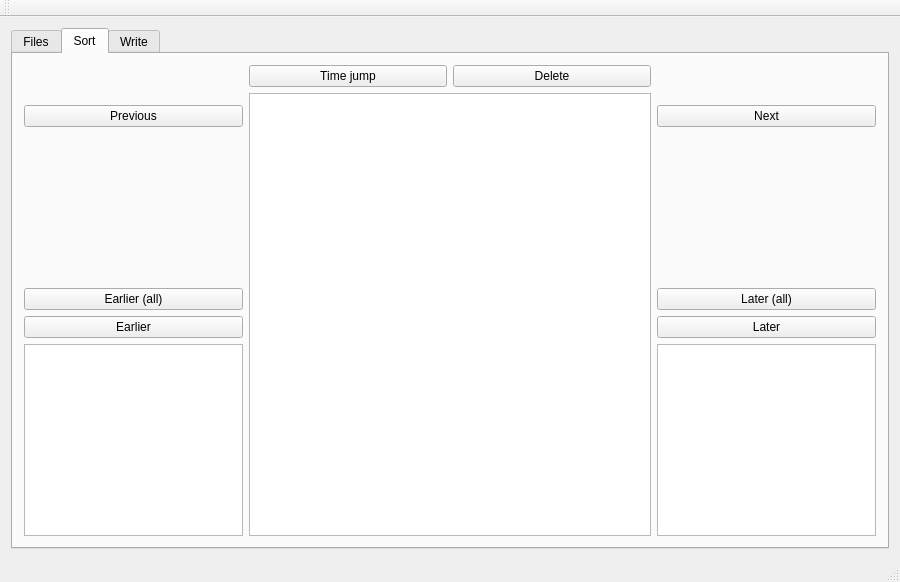
Before: the Qt Designer form src/mainwindow.ui in tdegeus/chroto, drawn with Qt 5.
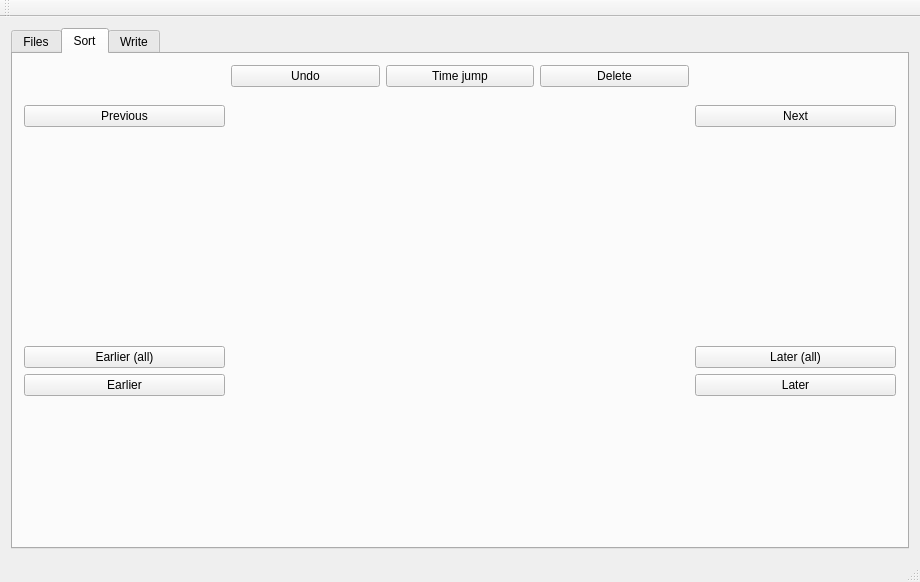
After: the same form once the commit is applied. The open tabs and pages were chosen to show the change.

```diff
--- a/src/mainwindow.ui
+++ b/src/mainwindow.ui
@@ -6,7 +6,7 @@
    <rect>
     <x>0</x>
     <y>0</y>
-    <width>900</width>
+    <width>920</width>
     <height>582</height>
    </rect>
   </property>
@@ -120,9 +120,9 @@
            </widget>
           </item>
           <item>
-           <widget class="QGraphicsView" name="graphicsView_2">
+           <widget class="QLabel" name="view_prev_label">
             <property name="sizePolicy">
-             <sizepolicy hsizetype="Fixed" vsizetype="Expanding">
+             <sizepolicy hsizetype="Fixed" vsizetype="Fixed">
               <horstretch>0</horstretch>
               <verstretch>0</verstretch>
              </sizepolicy>
@@ -133,6 +133,9 @@
               <height>134</height>
              </size>
             </property>
+            <property name="text">
+             <string/>
+            </property>
            </widget>
           </item>
          </layout>
@@ -141,6 +144,13 @@
          <layout class="QVBoxLayout" name="verticalLayout_3">
           <item>
            <layout class="QHBoxLayout" name="horizontalLayout_3">
+            <item>
+             <widget class="QPushButton" name="undo_pushButton">
+              <property name="text">
+               <string>Undo</string>
+              </property>
+             </widget>
+            </item>
             <item>
              <widget class="QPushButton" name="time_pushButton">
               <property name="text">
@@ -158,13 +168,16 @@
            </layout>
           </item>
           <item>
-           <widget class="QGraphicsView" name="graphicsView">
+           <widget class="QLabel" name="view_Label">
             <property name="minimumSize">
              <size>
               <width>402</width>
               <height>268</height>
              </size>
             </property>
+            <property name="text">
+             <string/>
+            </property>
            </widget>
           </item>
          </layout>
@@ -222,9 +235,9 @@
            </widget>
           </item>
           <item>
-           <widget class="QGraphicsView" name="graphicsView_3">
+           <widget class="QLabel" name="view_next_label">
             <property name="sizePolicy">
-             <sizepolicy hsizetype="Fixed" vsizetype="Expanding">
+             <sizepolicy hsizetype="Fixed" vsizetype="Fixed">
               <horstretch>0</horstretch>
               <verstretch>0</verstretch>
              </sizepolicy>
@@ -235,6 +248,9 @@
               <height>134</height>
              </size>
             </property>
+            <property name="text">
+             <string/>
+            </property>
            </widget>
           </item>
          </layout>
```
Left out of the diff: 27 changed lines with no effect on the pictures.
